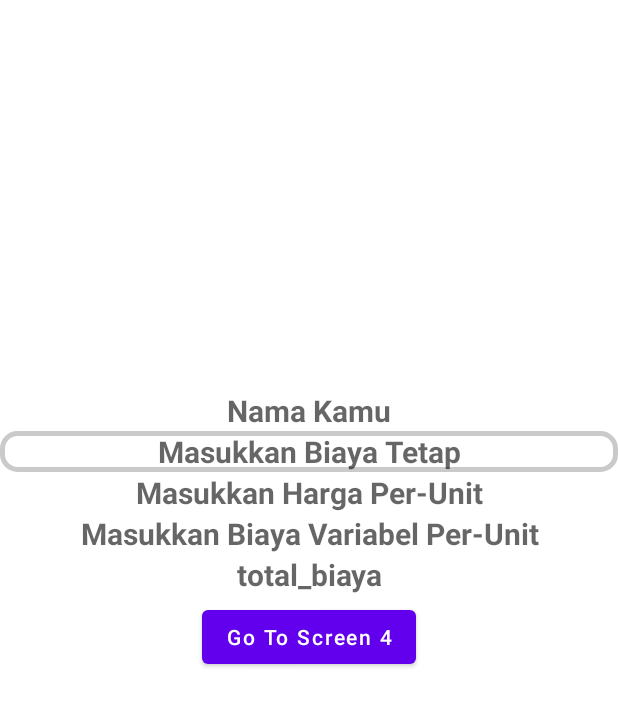
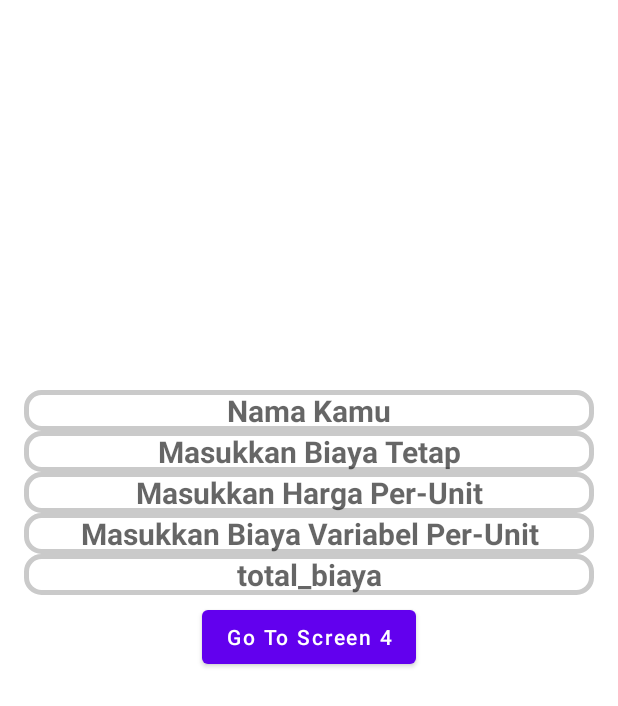
Before and after one commit to isnaenirachmawati345/Navigation_Fragmen, an Android app: the layout fragment_tiga.xml on its own in the app's theme, with its tools: preview values and no code run, on a phone screen of 412 x 824 dp. Shown: the top 706 px of the screen. Run offline under Robolectric (Android 15) with nearby library versions, the phone set to English and light mode, and no system bars.

Commit message:
selesai belum rapih

```diff
--- a/app/build.gradle
+++ b/app/build.gradle
@@ -1,8 +1,8 @@
 plugins {
     id 'com.android.application'
     id 'org.jetbrains.kotlin.android'
-    id 'androidx.navigation.safeargs.kotlin'
-    id 'kotlin-parcelize'
+    id 'androidx.navigation.safeargs.kotlin'//ditmbhkn untuk safe argumen
+    id 'kotlin-parcelize'//untuk parcel
 }
 
 
--- a/app/src/main/res/layout/fragment_tiga.xml
+++ b/app/src/main/res/layout/fragment_tiga.xml
@@ -9,20 +9,23 @@
             android:id="@+id/tv_nama"
             android:layout_width="match_parent"
             android:layout_height="wrap_content"
-            android:layout_marginStart="16dp"
             android:layout_marginTop="260dp"
             android:layout_marginEnd="16dp"
+            android:layout_marginStart="16dp"
             android:hint="@string/nama_kamu"
             android:textColor="@color/black"
             android:textStyle="bold"
             android:textSize="20dp"
             android:gravity="center"
-            android:minHeight="0dp" />
+            android:background="@drawable/text_edit"/>
         <TextView
             android:id="@+id/tv_biaya_tetap"
             android:layout_width="match_parent"
             android:layout_height="wrap_content"
             android:hint="@string/biaya_tetap"
+            android:layout_marginEnd="16dp"
+            android:layout_marginStart="16dp"
+
             android:textSize="20dp"
             android:textStyle="bold"
             android:textColor="@color/black"
@@ -33,8 +36,11 @@
             android:layout_width="match_parent"
             android:layout_height="wrap_content"
             android:hint="@string/harga_perunit"
+            android:layout_marginEnd="16dp"
+            android:layout_marginStart="16dp"
             android:textSize="20dp"
             android:textStyle="bold"
+            android:background="@drawable/text_edit"
             android:textColor="@color/black"
             android:gravity="center"/>
         <TextView
@@ -42,6 +48,9 @@
             android:layout_width="match_parent"
             android:layout_height="wrap_content"
             android:hint="@string/biaya_variabel_perunit"
+            android:background="@drawable/text_edit"
+            android:layout_marginEnd="16dp"
+            android:layout_marginStart="16dp"
             android:textSize="20dp"
             android:textStyle="bold"
             android:textColor="@color/black"
@@ -51,6 +60,9 @@
             android:layout_width="match_parent"
             android:layout_height="wrap_content"
             android:hint="@string/total_biaya"
+            android:background="@drawable/text_edit"
+            android:layout_marginEnd="16dp"
+            android:layout_marginStart="16dp"
             android:textSize="20dp"
             android:textStyle="bold"
             android:textColor="@color/black"
```
Also changed, not shown: app/src/main/java/com/example/challege3/FragmentEmpat.kt (+4 -6 lines), app/src/main/java/com/example/challege3/FragmentKedua.kt (+5 -4 lines), app/src/main/java/com/example/challege3/FragmentTiga.kt (+19 -8 lines), app/src/main/res/navigation/main_navigation.xml (+5 -3 lines).
